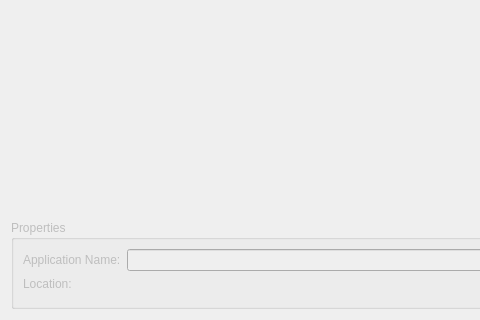
Old version of the form plugins/appwizard/projectselectionpage.ui in the repository KDE/kdevelop; both pictures show x 0 to 480 and y 278 to 598 of the 807 by 598 pixel window.
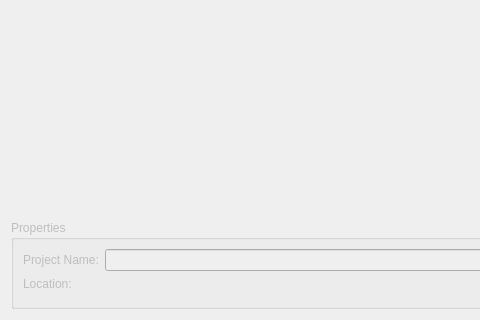
New version of the form. Custom widgets are drawn as their Qt base class.

Commit message:
AppWizard: Rename label "Application Name:" to "Project Name:"
Summary:
Talking about "Application" is inconsistent with rest of UI,
like warnings talking about "project name"
Also can be all kind of projects be created here, e.g. plugins,
thus "project name" is more neutral.

Reviewers: #kdevelop, mwolff

Reviewed By: #kdevelop, mwolff

Subscribers: mwolff, flherne, nalvarez, kdevelop-devel

The edit to the form file:
```diff
--- a/plugins/appwizard/projectselectionpage.ui
+++ b/plugins/appwizard/projectselectionpage.ui
@@ -29,7 +29,7 @@
       <item row="0" column="0">
        <widget class="QLabel" name="appNameLabel">
         <property name="text">
-         <string>Application Name:</string>
+         <string>Project Name:</string>
         </property>
        </widget>
       </item>
```
Left out of the diff: 6 changed lines with no effect on the pictures. The commit also changes 3 other files.
